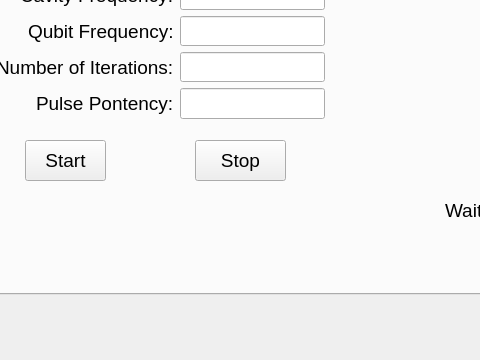
Before: the Qt Designer form PiPulseQt/PiPulseQt/PiPulseQt.ui in quantum-devices-physics-lab/measurement-instruments-python, drawn with Qt 5; both pictures show x 157 to 637 and y 372 to 732 of the 1044 by 732 pixel window.
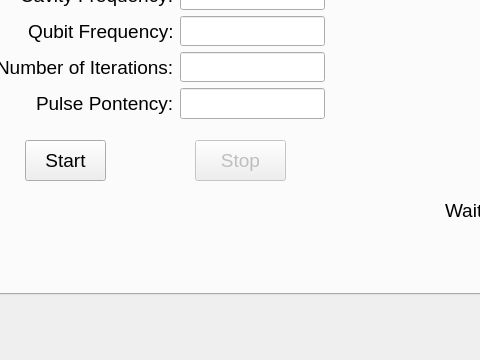
After: the same form once the commit is applied. Custom widgets are drawn as their Qt base class.

```diff
--- a/PiPulseQt/PiPulseQt/PiPulseQt.ui
+++ b/PiPulseQt/PiPulseQt/PiPulseQt.ui
@@ -270,7 +270,10 @@
        <string>Start</string>
       </property>
      </widget>
-     <widget class="QPushButton" name="pushButton_2">
+     <widget class="QPushButton" name="StopMeasurementButton">
+      <property name="enabled">
+       <bool>false</bool>
+      </property>
       <property name="geometry">
        <rect>
         <x>280</x>
```
Left out of the diff: 6 changed lines with no effect on the pictures.
